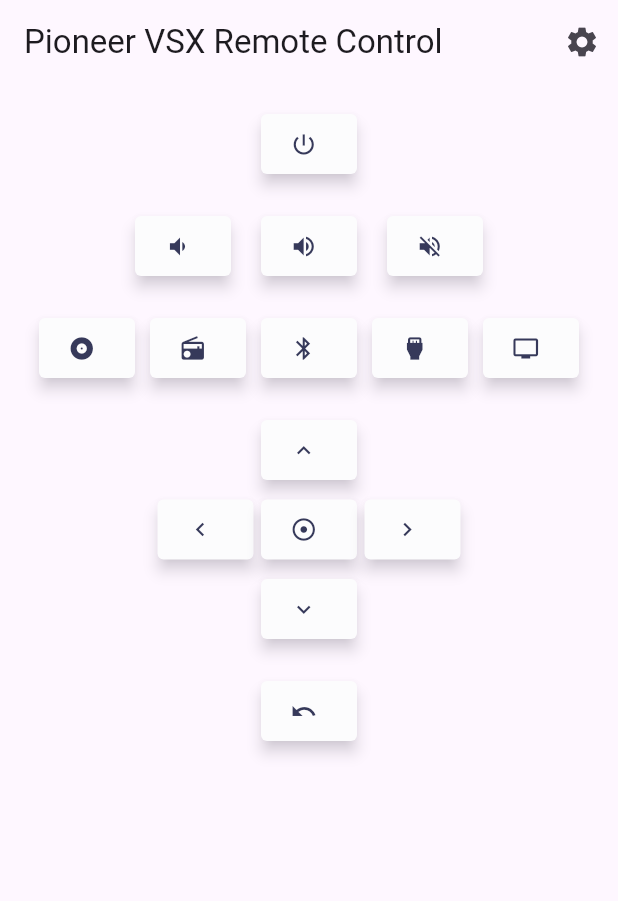
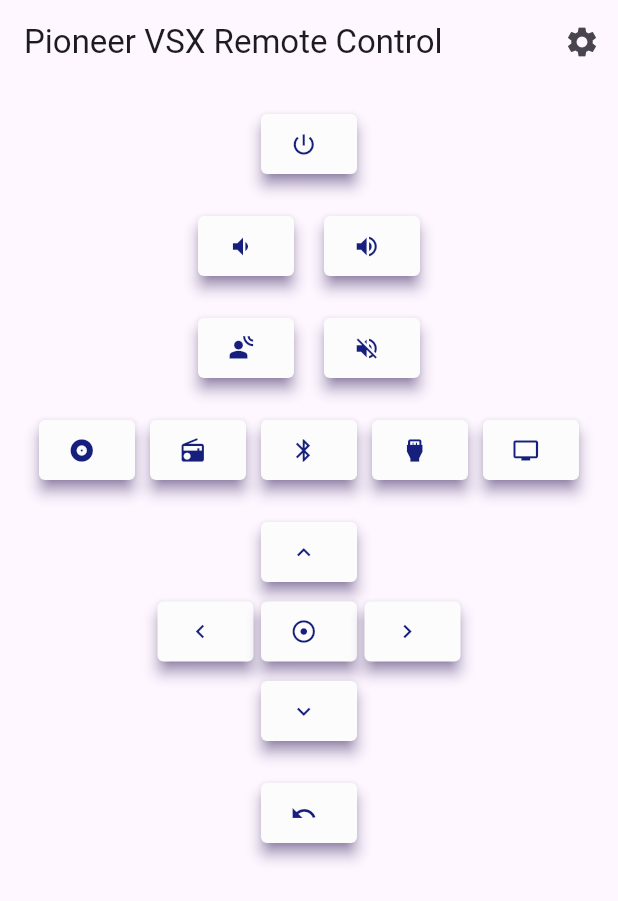
Before and after one commit to seuf/pioneer-vsx-android-remote-control, a Flutter app: the screen it shows after launch, on a phone screen of 412 x 824 dp. Shown: the top 901 px of the screen. Run offline on Flutter 3.47's test engine with Material 3 defaults, Android fonts, the phone set to English and light mode, and no system bars; our stand-ins replace shared_preferences; generated files the repository leaves out were written again.

Commit message:
Change package name + bump version + add button

```diff
--- a/lib/src/app.dart
+++ b/lib/src/app.dart
@@ -7,7 +7,6 @@
 import 'settings/settings_controller.dart';
 import 'settings/settings_view.dart';
 import 'remote_control.dart';
-import 'settings/settings_page.dart';
 
 /// The Widget that configures your application.
 class MyApp extends StatelessWidget {
--- a/lib/src/remote_control.dart
+++ b/lib/src/remote_control.dart
@@ -32,9 +32,9 @@
 
   Future<void> _loadPreferences() async {
     SharedPreferences prefs = await SharedPreferences.getInstance();
-    print('ip_address : ${prefs.getString('ip_address')}');
+    // print('ip_address : ${prefs.getString('ip_address')}');
     for (var button in buttons) {
-      print('button ${button['name']} : ${button['endpoint']}');
+      // print('button ${button['name']} : ${button['endpoint']}');
       button['url'] = 'http://${prefs.getString('ip_address') ?? '192.168.1.23'}/EventHandler.asp?WebToHostItem=${button['endpoint']}';
     }
     setState(() {
@@ -101,6 +101,13 @@
                       buildButton(buttons, 'Volume -'),
                       const SizedBox(width: 20),
                       buildButton(buttons, 'Volume +'),
+                    ],
+                  ),
+                  const SizedBox(height: 20),
+                  Row(
+                    mainAxisAlignment: MainAxisAlignment.center,
+                    children: [
+                      buildButton(buttons, 'Mode Auto'),
                       const SizedBox(width: 20),
                       buildButton(buttons, 'Mute'),
                     ],
@@ -201,9 +208,9 @@
         fixedSize: WidgetStateProperty.all(const Size.fromWidth(60)),
 
         backgroundColor: WidgetStateProperty.all<Color>(const Color(0xFFFCFCFD)),
-        foregroundColor: WidgetStateProperty.all<Color>(const Color(0xFF36395A)),
+        foregroundColor: WidgetStateProperty.all<Color>(const Color.fromARGB(255, 23, 31, 124)),
         shadowColor: WidgetStateProperty.all<Color>(
-            const Color(0xFF2D2342).withOpacity(0.4)),
+            const Color.fromARGB(255, 49, 9, 134)),
         elevation: WidgetStateProperty.all<double>(4.0),
         shape: WidgetStateProperty.all<RoundedRectangleBorder>(
           RoundedRectangleBorder(
@@ -216,7 +223,7 @@
           const TextStyle(
               fontFamily: 'JetBrains Mono',
               fontSize: 18,
-              color: Color(0xFF36395A),
+              color: Color.fromARGB(255, 59, 9, 116),
               height: 1),
         ),
         overlayColor: WidgetStateProperty.resolveWith<Color>(
```
Also changed, not shown: pubspec.lock, 9 other files.
